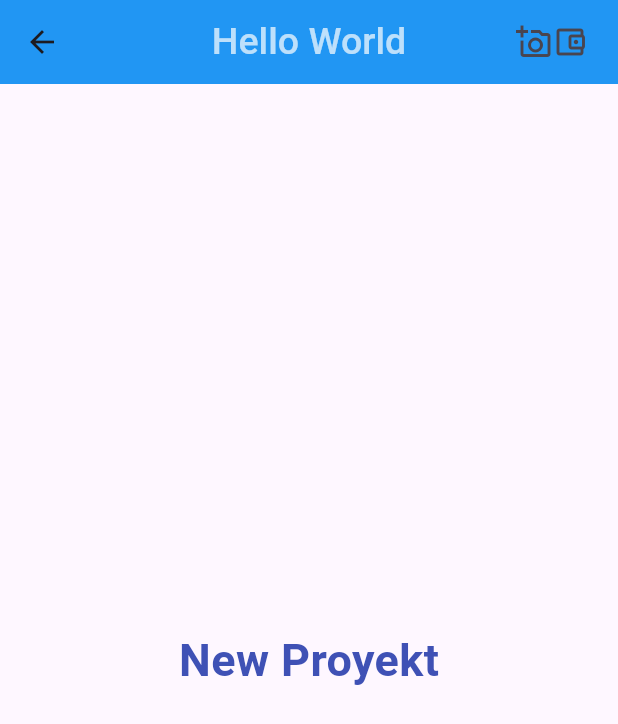
After one commit to AbdulboriyIsroilov/B_E_R_U, a Flutter app: the screen it shows after launch, on a phone screen of 412 x 824 dp. The commit adds this screen. Shown: the top 724 px of the screen. Run offline on Flutter 3.47's test engine with Material 3 defaults, Android fonts, the phone set to English and light mode, and no system bars.

Commit message:
Merge remote-tracking branch 'origin/main'
# Conflicts:
#	lib/main.dart

```diff
--- /dev/null
+++ b/lib/home_scaffold.dart
@@ -0,0 +1,41 @@
+import 'package:flutter/material.dart';
+
+class home_scaffold extends StatelessWidget {
+  const home_scaffold({
+    super.key,
+  });
+
+  @override
+  Widget build(BuildContext context) {
+    return Scaffold(
+      appBar: AppBar(
+        backgroundColor: Colors.blue,
+        title: Text(
+          "Hello World",
+          style: TextStyle(
+            fontSize: 25,
+            fontWeight: FontWeight.w500,
+            color: Colors.white70,
+          ),
+        ),
+        centerTitle: true,
+        leading: Icon(Icons.arrow_back),
+        actionsPadding: EdgeInsets.only(right: 20),
+        actions: [
+          Icon(Icons.add_a_photo_outlined),
+          Icon(Icons.account_balance_wallet_outlined),
+        ],
+      ),
+      body: Center(
+        child: Text(
+          "New Proyekt",
+          style: TextStyle(
+            fontSize: 30,
+            color: Colors.indigo,
+            fontWeight: FontWeight.w600,
+          ),
+        ),
+      ),
+    );
+  }
+}
```
Also changed, not shown: lib/main.dart (+2 -30 lines).
